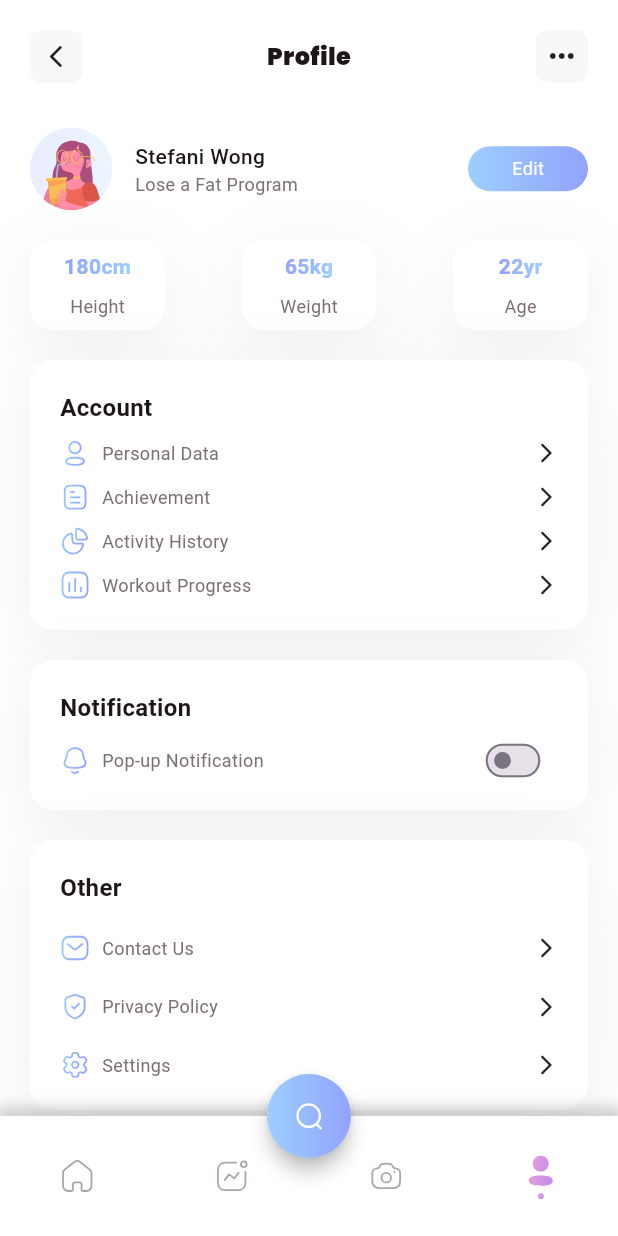
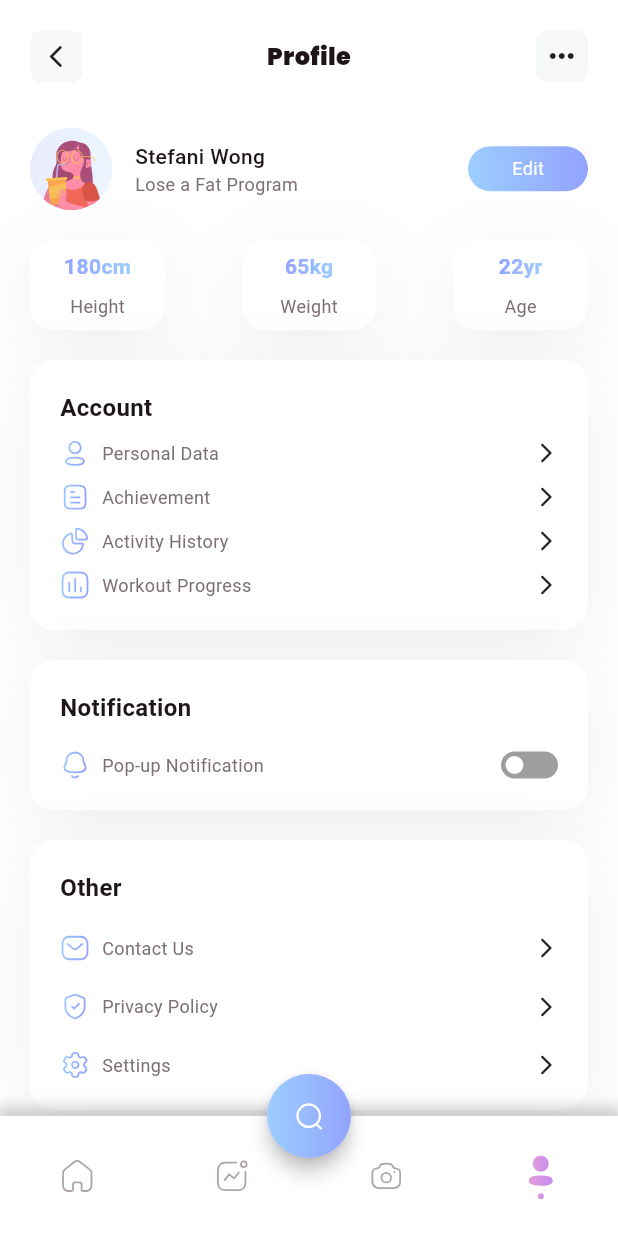
Before and after one commit to MGMSA6/Fitnest_X, a Flutter app: the screen it shows after launch, item 4 of the bottom bar chosen, on a phone screen of 412 x 824 dp. Run offline on Flutter 3.47's test engine with Material 3 defaults, Android fonts, the light colour scheme and no system bars; our stand-ins replace flutter_svg, syncfusion_flutter_charts; missing offline and left inert: dart:ffi.

Commit message:
Profile switch button

```diff
--- a/lib/pages/dashboard/Dashboard.dart
+++ b/lib/pages/dashboard/Dashboard.dart
@@ -18,10 +18,10 @@ class _DashboardState extends State<Dashboard> {
   int _selectedIndex = 0;
 
   final List<Widget> _screens = [
-    Home(),
-    Activity(),
-    Camera(),
-    Profile(),
+    const Home(),
+    const Activity(),
+    const Camera(),
+    const Profile(),
   ];
 
   void _onItemTapped(int index) {
@@ -43,7 +43,7 @@ class _DashboardState extends State<Dashboard> {
               color: Colors.grey.withOpacity(0.5),
               spreadRadius: 3,
               blurRadius: 7,
-              offset: Offset(0, -3), // changes position of shadow
+              offset: const Offset(0, -3), // changes position of shadow
             ),
           ],
         ),
--- a/lib/pages/dashboard/Profile.dart
+++ b/lib/pages/dashboard/Profile.dart
@@ -1,6 +1,6 @@
 import 'package:fitnest_x/pages/dashboard/Home.dart';
 import 'package:fitnest_x/pages/onboarding/Welcome.dart';
-import 'package:fitnest_x/utils/SwitchButton.dart';
+import 'package:fitnest_x/utils/GradientSwitch.dart';
 import 'package:fitnest_x/utils/colors.dart';
 import 'package:flutter/material.dart';
 import 'package:flutter_svg/flutter_svg.dart';
@@ -37,9 +37,7 @@ class _ProfileState extends State<Profile> {
                     color: Colors.transparent,
                     child: InkWell(
                       borderRadius: BorderRadius.circular(8),
-                      onTap: () {
-                        Navigator.pop(context);
-                      },
+                      onTap: () {},
                       child: Icon(
                         Icons.arrow_back_ios_rounded,
                         size: 18,
@@ -463,7 +461,7 @@ class _ProfileState extends State<Profile> {
                       Row(
                         children: [
                           SvgPicture.asset("assets/images/icon_notif.svg"),
-                          SizedBox(
+                          const SizedBox(
                             width: 8,
                           ),
                           Text(
@@ -476,17 +474,8 @@ class _ProfileState extends State<Profile> {
                           ),
                         ],
                       ),
-                      Transform.scale(
-                        scale: 0.7,
-                        // Adjust the scale factor as per your requirement
-                        child: Switch(
-                          value: _switchValue,
-                          onChanged: (newValue) {
-                            setState(() {
-                              _switchValue = newValue;
-                            });
-                          },
-                        ),
+                      GradientSwitch(
+
                       ),
                     ],
                   ),
--- /dev/null
+++ b/lib/utils/GradientSwitch.dart
@@ -0,0 +1,58 @@
+import 'package:fitnest_x/utils/colors.dart';
+import 'package:flutter/material.dart';
+
+class GradientSwitch extends StatefulWidget {
+  const GradientSwitch({super.key});
+
+  @override
+  _GradientSwitchState createState() => _GradientSwitchState();
+}
+
+class _GradientSwitchState extends State<GradientSwitch> {
+  bool _isSwitched = false;
+
+  @override
+  Widget build(BuildContext context) {
+    return GestureDetector(
+      onTap: () {
+        setState(() {
+          _isSwitched = !_isSwitched;
+        });
+      },
+      child: Container(
+        width: 38.0,
+        height: 18.0,
+        decoration: BoxDecoration(
+          gradient: _isSwitched
+              ? AppColor.unitGradient
+              : const LinearGradient(
+                  colors: [Colors.grey, Colors.grey],
+                  begin: Alignment.centerLeft,
+                  end: Alignment.centerRight,
+                ),
+          borderRadius: BorderRadius.circular(20.0),
+        ),
+        child: Stack(
+          children: <Widget>[
+            AnimatedAlign(
+              duration: const Duration(milliseconds: 200),
+              alignment:
+                  _isSwitched ? Alignment.centerRight : Alignment.centerLeft,
+              child: Padding(
+                padding: const EdgeInsets.all(3),
+                child: Container(
+                  width: 12.0,
+                  height: 12.0,
+                  decoration: const BoxDecoration(
+                    shape: BoxShape.circle,
+                    color: Colors.white,
+                  ),
+                ),
+              ),
+            ),
+          ],
+        ),
+      ),
+    );
+  }
+}
```
Also changed, not shown: lib/utils/SwitchButton.dart (deleted, +0 -37 lines).
